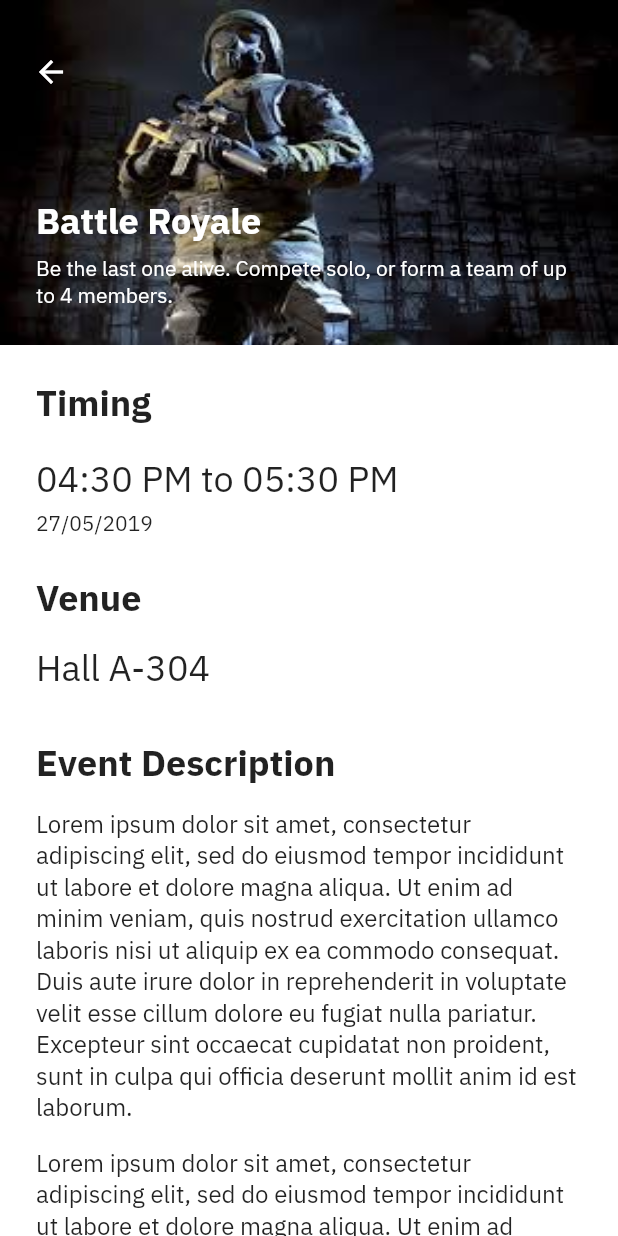
After one commit to sivaperumal644/atlas, a Flutter app: the NavigateScreen screen opened directly, after a tap on "Battle Royale", on a phone screen of 412 x 824 dp. The commit adds this screen. Run offline on Flutter 3.47's test engine with Material 2 defaults, Android fonts, the phone set to English and light mode, and no system bars; our stand-ins replace feather_icons_flutter.

Commit message:
Event details screen implemented.

```diff
--- a/lib/components/event_list_item.dart
+++ b/lib/components/event_list_item.dart
@@ -1,4 +1,5 @@
 import 'package:atlas/constants/colors.dart';
+import 'package:atlas/screens/event_details_screen.dart';
 import 'package:flutter/material.dart';
 
 class EventListItem extends StatelessWidget {
@@ -16,6 +17,16 @@ class EventListItem extends StatelessWidget {
           )
         ],
       ),
+      child: InkWell(
+        onTap: () {
+          Navigator.push(
+            context,
+            MaterialPageRoute(
+              builder: (context) => EventDetailScreen()
+            ),
+          );
+        },
+        borderRadius: BorderRadius.circular(12),
         child: Stack(
           children: <Widget>[
             Container(
@@ -80,7 +91,7 @@ class EventListItem extends StatelessWidget {
               padding: EdgeInsets.symmetric(horizontal: 24, vertical: 4),
               width: MediaQuery.of(context).size.width,
               decoration: BoxDecoration(
-              color: RED_COLOR.withOpacity(0.2),
+                color: RED_COLOR.withOpacity(0.3),
                 borderRadius: BorderRadius.only(
                   topLeft: Radius.circular(12),
                   topRight: Radius.circular(12),
@@ -96,6 +107,7 @@ class EventListItem extends StatelessWidget {
             ),
           ],
         ),
+      ),
     );
   }
 }
--- a/lib/components/primary_button.dart
+++ b/lib/components/primary_button.dart
@@ -19,6 +19,7 @@ class PrimaryButton extends StatelessWidget {
         Text(
           '$text',
           style: TextStyle(
+            letterSpacing: 1.6,
             color: WHITE_COLOR,
             fontSize: 16,
             fontFamily: 'roboto',
--- a/lib/components/secondart_button.dart
+++ b/lib/components/secondart_button.dart
@@ -26,6 +26,7 @@ class SecondaryButton extends StatelessWidget {
             text,
             style: TextStyle(
               color: color,
+              letterSpacing: 1.6,
               fontSize: 14,
               fontFamily: 'roboto',
             ),
--- /dev/null
+++ b/lib/screens/event_details_screen.dart
@@ -0,0 +1,174 @@
+import 'package:atlas/components/primary_button.dart';
+import 'package:atlas/constants/colors.dart';
+import 'package:flutter/material.dart';
+
+class EventDetailScreen extends StatefulWidget {
+  @override
+  _EventDetailScreenState createState() => _EventDetailScreenState();
+}
+
+class _EventDetailScreenState extends State<EventDetailScreen> {
+  @override
+  Widget build(BuildContext context) {
+    return Scaffold(
+      backgroundColor: WHITE_COLOR,
+      body: Stack(
+        children: <Widget>[
+          ListView(
+            physics: BouncingScrollPhysics(),
+            children: <Widget>[
+              Container(height: 236),
+              headerText('Timing'),
+              Container(
+                margin: EdgeInsets.symmetric(horizontal: 24, vertical: 4),
+                child: Text(
+                  '04:30 PM to 05:30 PM',
+                  style: TextStyle(fontSize: 24),
+                ),
+              ),
+              Container(
+                margin: EdgeInsets.symmetric(horizontal: 24, vertical: 2),
+                child: Text(
+                  '27/05/2019',
+                  style: TextStyle(fontSize: 14),
+                ),
+              ),
+              Container(height: 6),
+              headerText('Venue'),
+              Container(
+                margin: EdgeInsets.symmetric(horizontal: 24),
+                child: Text(
+                  'Hall A-304',
+                  style: TextStyle(fontSize: 24),
+                ),
+              ),
+              Container(height: 16),
+              headerText('Event Description'),
+              contentText(
+                'Lorem ipsum dolor sit amet, consectetur adipiscing elit, sed do eiusmod tempor incididunt ut labore et dolore magna aliqua. Ut enim ad minim veniam, quis nostrud exercitation ullamco laboris nisi ut aliquip ex ea commodo consequat. Duis aute irure dolor in reprehenderit in voluptate velit esse cillum dolore eu fugiat nulla pariatur. Excepteur sint occaecat cupidatat non proident, sunt in culpa qui officia deserunt mollit anim id est laborum.',
+              ),
+              Container(height: 16),
+              contentText(
+                'Lorem ipsum dolor sit amet, consectetur adipiscing elit, sed do eiusmod tempor incididunt ut labore et dolore magna aliqua. Ut enim ad minim veniam, quis nostrud exercitation ullamco laboris nisi ut aliquip ex ea commodo consequat. Duis aute irure dolor in reprehenderit in voluptate velit esse cillum dolore eu fugiat nulla pariatur. Excepteur sint occaecat cupidatat non proident, sunt in culpa qui officia deserunt mollit anim id est laborum.',
+              ),
+              Container(height: 16),
+              headerText('Rules'),
+              contentText(
+                'Lorem ipsum dolor sit amet, consectetur adipiscing elit, sed do eiusmod tempor incididunt ut labore et dolore magna aliqua. Ut enim ad minim veniam, quis nostrud exercitation ullamco laboris nisi ut aliquip ex ea commodo consequat. Duis aute irure dolor in reprehenderit in voluptate velit esse cillum dolore eu fugiat nulla pariatur. Excepteur sint occaecat cupidatat non proident, sunt in culpa qui officia deserunt mollit anim id est laborum.',
+              ),
+              Container(height: 16),
+              contentText(
+                'Lorem ipsum dolor sit amet, consectetur adipiscing elit, sed do eiusmod tempor incididunt ut labore et dolore magna aliqua. Ut enim ad minim veniam, quis nostrud exercitation ullamco laboris nisi ut aliquip ex ea commodo consequat. Duis aute irure dolor in reprehenderit in voluptate velit esse cillum dolore eu fugiat nulla pariatur. Excepteur sint occaecat cupidatat non proident, sunt in culpa qui officia deserunt mollit anim id est laborum.',
+              ),
+              Container(height: 16),
+              headerText('Read before registering'),
+              contentText(
+                'Lorem ipsum dolor sit amet, consectetur adipiscing elit, sed do eiusmod tempor incididunt ut labore et dolore magna aliqua. Ut enim ad minim veniam, quis nostrud exercitation ullamco laboris nisi ut aliquip ex ea commodo consequat. Duis aute irure dolor in reprehenderit in voluptate velit esse cillum dolore eu fugiat nulla pariatur. Excepteur sint occaecat cupidatat non proident, sunt in culpa qui officia deserunt mollit anim id est laborum',
+              ),
+              Container(
+                margin: EdgeInsets.all(24),
+                child: Text(
+                  'Register now',
+                  style: TextStyle(
+                    fontSize: 24,
+                    fontWeight: FontWeight.bold,
+                    color: RED_COLOR,
+                  ),
+                ),
+              ),
+              contentText('Registrations are open.'),
+              Container(
+                margin: EdgeInsets.all(24),
+                child: PrimaryButton(
+                  text: 'REGISTER',
+                  onPressed: () {},
+                ),
+              ),
+              Container(height: 24)
+            ],
+          ),
+          appBar(),
+        ],
+      ),
+    );
+  }
+
+  Widget contentText(content) {
+    return Container(
+      margin: EdgeInsets.symmetric(horizontal: 24),
+      child: Text(
+        content,
+        style: TextStyle(fontSize: 16),
+      ),
+    );
+  }
+
+  Widget headerText(text) {
+    return Container(
+      margin: EdgeInsets.symmetric(horizontal: 24, vertical: 16),
+      child: Text(
+        text,
+        style: TextStyle(
+          fontSize: 24,
+          fontWeight: FontWeight.bold,
+        ),
+      ),
+    );
+  }
+
+  Widget appBar() {
+    return Container(
+      height: 230,
+      decoration: BoxDecoration(
+        image: DecorationImage(
+          fit: BoxFit.fill,
+          image: AssetImage(
+            'assets/images/place_holder.jpg',
+          ),
+        ),
+      ),
+      child: Column(
+        crossAxisAlignment: CrossAxisAlignment.start,
+        children: <Widget>[
+          IconButton(
+            padding: EdgeInsets.fromLTRB(20, 36, 0, 0),
+            onPressed: () {
+              Navigator.pop(context);
+            },
+            icon: Icon(
+              Icons.arrow_back,
+              color: WHITE_COLOR,
+            ),
+          ),
+          Expanded(
+            child: Container(
+              margin: EdgeInsets.all(24),
+              child: Column(
+                mainAxisAlignment: MainAxisAlignment.end,
+                crossAxisAlignment: CrossAxisAlignment.start,
+                children: <Widget>[
+                  Text(
+                    'Battle Royale ',
+                    style: TextStyle(
+                      color: WHITE_COLOR,
+                      fontWeight: FontWeight.bold,
+                      fontSize: 24,
+                    ),
+                  ),
+                  Container(height: 8),
+                  Text(
+                    'Be the last one alive. Compete solo, or form a team of up to 4 members.',
+                    style: TextStyle(
+                      fontSize: 14,
+                      color: WHITE_COLOR,
+                    ),
+                  )
+                ],
+              ),
+            ),
+          )
+        ],
+      ),
+    );
+  }
+}
--- a/lib/screens/home_screen.dart
+++ b/lib/screens/event_screen.dart
@@ -4,7 +4,7 @@ import 'package:atlas/components/section_header.dart';
 import 'package:atlas/constants/colors.dart';
 import 'package:flutter/material.dart';
 
-class HomeScreen extends StatelessWidget {
+class EventScreen extends StatelessWidget {
   @override
   Widget build(BuildContext context) {
     return Scaffold(
--- a/lib/screens/login_screen.dart
+++ b/lib/screens/login_screen.dart
@@ -19,7 +19,7 @@ class LoginScreen extends StatelessWidget {
             ),
           ),
           Container(
-            margin: EdgeInsets.fromLTRB(24, 80, 24, 16),
+            margin: EdgeInsets.fromLTRB(24, 70, 24, 8),
             height: 1.5,
             color: GREY_COLOR.withOpacity(0.5),
           ),
--- a/lib/screens/navigate_screen.dart
+++ b/lib/screens/navigate_screen.dart
@@ -5,7 +5,7 @@ import 'package:atlas/screens/more_screen.dart';
 import 'package:atlas/screens/tokens_screen.dart';
 import 'package:flutter/material.dart';
 
-import 'home_screen.dart';
+import 'event_screen.dart';
 
 class NavigateScreen extends StatefulWidget {
   final int selectedIndex;
@@ -48,7 +48,7 @@ class _NavigateScreenState extends State<NavigateScreen> {
   Widget layout() {
     switch (selectedIndex) {
       case 0:
-        return HomeScreen();
+        return EventScreen();
       case 1:
         return AnnouncementScreen();
       case 2:
```
Lines whose indentation alone changed are shown as unchanged.
